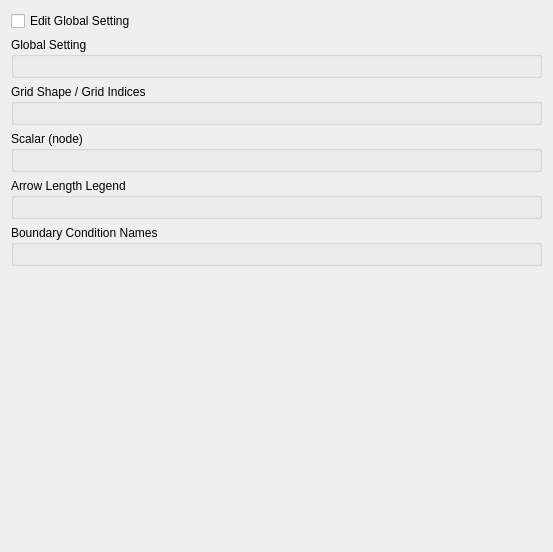
Old version of the form libs/gui/pref/preferencepagefontdefault.ui in the repository i-RIC/prepost-gui.
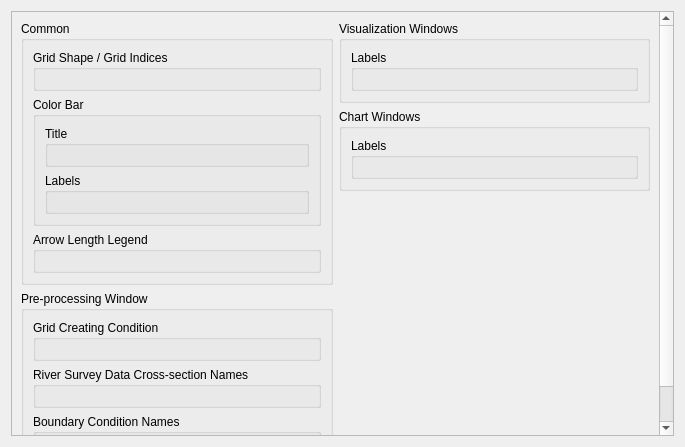
New version of the form. Custom widgets are drawn as their Qt base class.

Commit message: Preference dialog layout updated

What changed in the file:
```diff
--- a/libs/gui/pref/preferencepagefontdefault.ui
+++ b/libs/gui/pref/preferencepagefontdefault.ui
@@ -6,33 +6,39 @@
    <rect>
     <x>0</x>
     <y>0</y>
-    <width>553</width>
-    <height>552</height>
+    <width>685</width>
+    <height>447</height>
    </rect>
   </property>
   <property name="windowTitle">
    <string>Form</string>
   </property>
-  <layout class="QVBoxLayout" name="verticalLayout_6">
+  <layout class="QVBoxLayout" name="verticalLayout_18">
    <item>
-    <widget class="QCheckBox" name="globalSettingCheckBox">
-     <property name="text">
-      <string>Edit Global Setting</string>
+    <widget class="QScrollArea" name="scrollArea">
+     <property name="widgetResizable">
+      <bool>true</bool>
      </property>
-    </widget>
-   </item>
+     <widget class="QWidget" name="scrollAreaWidgetContents">
+      <property name="geometry">
+       <rect>
+        <x>0</x>
+        <y>0</y>
+        <width>648</width>
+        <height>494</height>
+       </rect>
+      </property>
+      <layout class="QVBoxLayout" name="verticalLayout_17">
    <item>
-    <widget class="QGroupBox" name="globalSettingGroupBox">
+        <layout class="QHBoxLayout" name="horizontalLayout">
+         <item>
+          <layout class="QVBoxLayout" name="verticalLayout_13">
+           <item>
+            <widget class="QGroupBox" name="commonGroupBox">
      <property name="title">
-      <string>Global Setting</string>
-     </property>
-     <layout class="QVBoxLayout" name="verticalLayout_2">
-      <item>
-       <widget class="vtkTextPropertySettingWidget" name="globalSettingWidget" native="true"/>
-      </item>
-     </layout>
-    </widget>
-   </item>
+              <string>Common</string>
+             </property>
+             <layout class="QVBoxLayout" name="verticalLayout_11">
    <item>
     <widget class="QGroupBox" name="gridShapeGroupBox">
      <property name="title">
@@ -46,13 +52,34 @@
     </widget>
    </item>
    <item>
-    <widget class="QGroupBox" name="scalarNodeGroupBox">
+               <widget class="QGroupBox" name="colorBarGroupBox">
      <property name="title">
-      <string>Scalar (node)</string>
+                 <string>Color Bar</string>
+                </property>
+                <layout class="QVBoxLayout" name="verticalLayout_7">
+                 <item>
+                  <widget class="QGroupBox" name="colorBarTitleGroupBox">
+                   <property name="title">
+                    <string>Title</string>
      </property>
      <layout class="QVBoxLayout" name="verticalLayout_3">
       <item>
-       <widget class="vtkTextPropertySettingWidget" name="scalarNodeWidget" native="true"/>
+                     <widget class="vtkTextPropertySettingWidget" name="colorBarTitleWidget" native="true"/>
+                    </item>
+                   </layout>
+                  </widget>
+                 </item>
+                 <item>
+                  <widget class="QGroupBox" name="colorBarLabelGroupBox">
+                   <property name="title">
+                    <string>Labels</string>
+                   </property>
+                   <layout class="QVBoxLayout" name="verticalLayout_6">
+                    <item>
+                     <widget class="vtkTextPropertySettingWidget" name="colorBarLabelWidget" native="true"/>
+                    </item>
+                   </layout>
+                  </widget>
       </item>
      </layout>
     </widget>
@@ -69,6 +96,39 @@
      </layout>
     </widget>
    </item>
+             </layout>
+            </widget>
+           </item>
+           <item>
+            <widget class="QGroupBox" name="preGroupBox">
+             <property name="title">
+              <string>Pre-processing Window</string>
+             </property>
+             <layout class="QVBoxLayout" name="verticalLayout_10">
+              <item>
+               <widget class="QGroupBox" name="gridCreatingConditionGroupBox">
+                <property name="title">
+                 <string>Grid Creating Condition</string>
+                </property>
+                <layout class="QVBoxLayout" name="verticalLayout_8">
+                 <item>
+                  <widget class="vtkTextPropertySettingWidget" name="gridCreatingConditionWidget" native="true"/>
+                 </item>
+                </layout>
+               </widget>
+              </item>
+              <item>
+               <widget class="QGroupBox" name="riverSurveyDataGroupBox">
+                <property name="title">
+                 <string>River Survey Data Cross-section Names</string>
+                </property>
+                <layout class="QVBoxLayout" name="verticalLayout_9">
+                 <item>
+                  <widget class="vtkTextPropertySettingWidget" name="riverSurveyDataWidget" native="true"/>
+                 </item>
+                </layout>
+               </widget>
+              </item>
    <item>
     <widget class="QGroupBox" name="bcNamesGroupBox">
      <property name="title">
@@ -82,17 +142,87 @@
     </widget>
    </item>
    <item>
-    <spacer name="verticalSpacer">
+               <spacer name="verticalSpacer_3">
      <property name="orientation">
       <enum>Qt::Vertical</enum>
      </property>
      <property name="sizeHint" stdset="0">
       <size>
        <width>20</width>
-       <height>164</height>
+                  <height>40</height>
       </size>
      </property>
     </spacer>
+              </item>
+             </layout>
+            </widget>
+           </item>
+          </layout>
+         </item>
+         <item>
+          <layout class="QVBoxLayout" name="verticalLayout_16" stretch="0,0,1">
+           <item>
+            <widget class="QGroupBox" name="visGroupBox">
+             <property name="title">
+              <string>Visualization Windows</string>
+             </property>
+             <layout class="QVBoxLayout" name="verticalLayout_2">
+              <item>
+               <widget class="QGroupBox" name="labelGroupBox">
+                <property name="title">
+                 <string>Labels</string>
+                </property>
+                <layout class="QVBoxLayout" name="verticalLayout_12">
+                 <item>
+                  <widget class="vtkTextPropertySettingWidget" name="labelWidget" native="true"/>
+                 </item>
+                </layout>
+               </widget>
+              </item>
+             </layout>
+            </widget>
+           </item>
+           <item>
+            <widget class="QGroupBox" name="chartGroupBox">
+             <property name="title">
+              <string>Chart Windows</string>
+             </property>
+             <layout class="QVBoxLayout" name="verticalLayout_14">
+              <item>
+               <widget class="QGroupBox" name="labelGroupBox_2">
+                <property name="title">
+                 <string>Labels</string>
+                </property>
+                <layout class="QVBoxLayout" name="verticalLayout_15">
+                 <item>
+                  <widget class="vtkTextPropertySettingWidget" name="labelWidget_2" native="true"/>
+                 </item>
+                </layout>
+               </widget>
+              </item>
+             </layout>
+            </widget>
+           </item>
+           <item>
+            <spacer name="verticalSpacer_2">
+             <property name="orientation">
+              <enum>Qt::Vertical</enum>
+             </property>
+             <property name="sizeHint" stdset="0">
+              <size>
+               <width>20</width>
+               <height>40</height>
+              </size>
+             </property>
+            </spacer>
+           </item>
+          </layout>
+         </item>
+        </layout>
+       </item>
+      </layout>
+     </widget>
+    </widget>
    </item>
   </layout>
  </widget>
```
Lines whose indentation alone changed are shown as unchanged. The commit also changes 2 other files.
